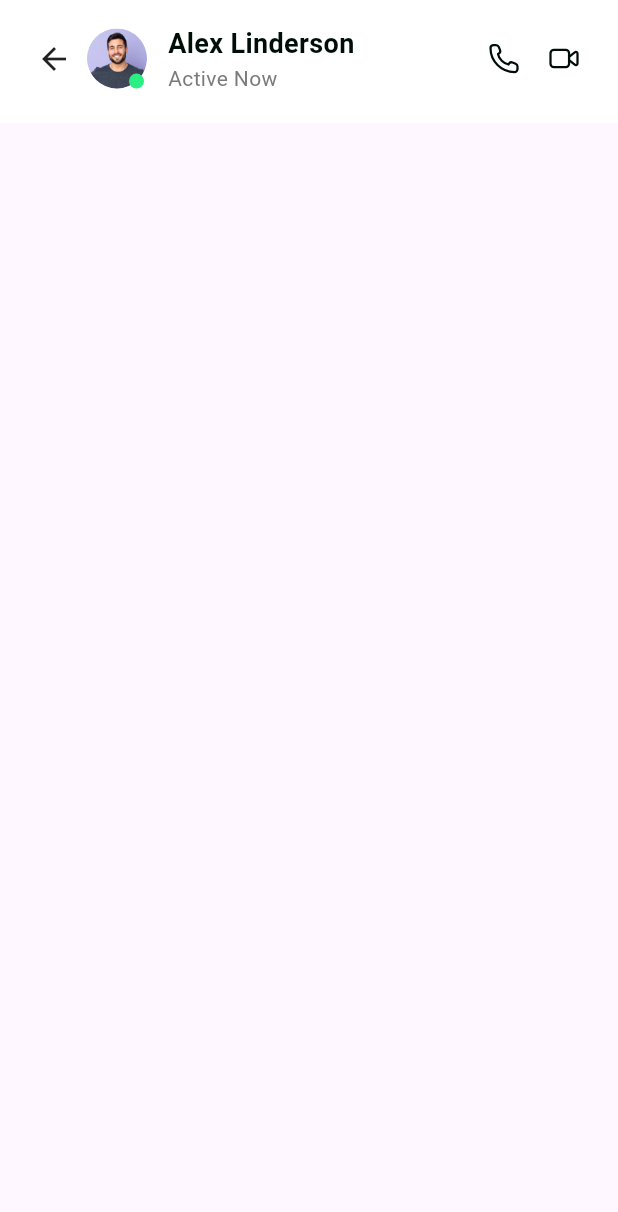
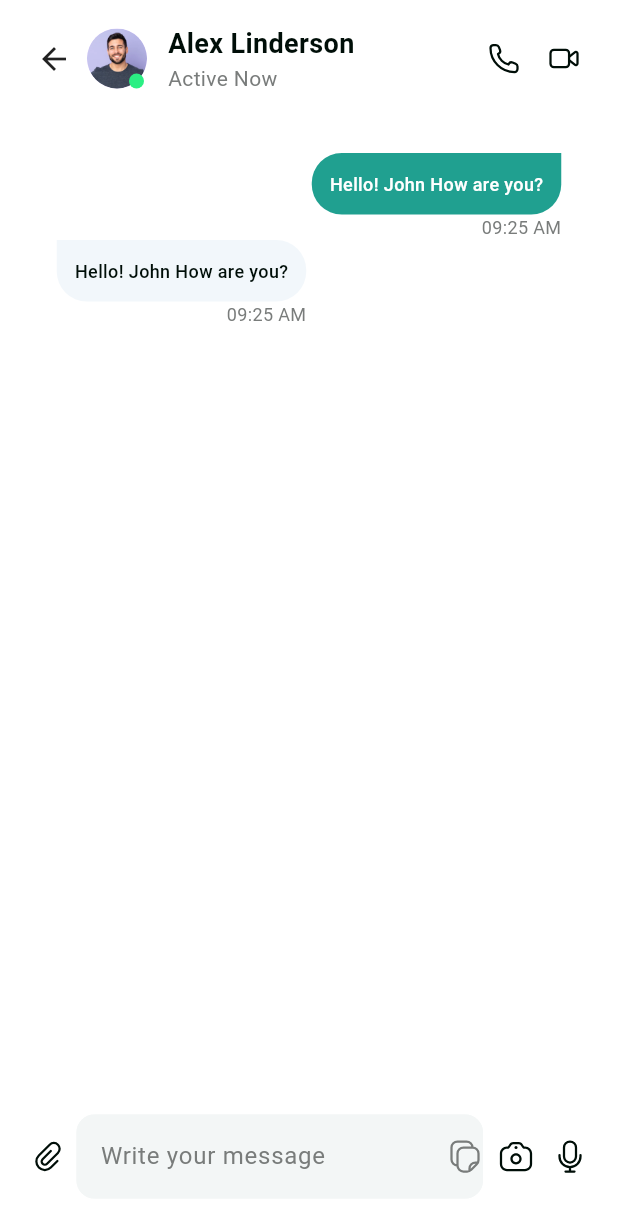
Before and after one commit to Ahmad-code916/chat_app, a Flutter app: the ChatScreen screen opened directly, on a phone screen of 412 x 824 dp. Shown: the top 1212 px of the screen. Run offline on Flutter 3.47's test engine with Material 3 defaults, Android fonts, the phone set to English and light mode, and no system bars; our stand-ins replace flutter_svg, get; project files that could hold a hidden picture were left out.

Commit message:
Chat Screen

```diff
--- a/lib/screens/chat_screen/chat_screen.dart
+++ b/lib/screens/chat_screen/chat_screen.dart
@@ -1,20 +1,27 @@
 import 'package:flutter/material.dart';
+import 'package:flutter_app/screens/chat_screen/chat_screen_controller.dart';
 import 'package:flutter_app/utilities/app_assets.dart';
 import 'package:flutter_app/utilities/app_colors.dart';
 import 'package:flutter_app/utilities/app_strings.dart';
+import 'package:flutter_app/widgets/message_container_widget.dart';
 import 'package:flutter_svg/flutter_svg.dart';
+import 'package:get/get.dart';
 
 class ChatScreen extends StatelessWidget {
-  const ChatScreen({super.key});
+  ChatScreen({super.key});
+
+  final ChatScreenController controller = Get.put(ChatScreenController());
 
   @override
   Widget build(BuildContext context) {
-    return SafeArea(
-        child: Scaffold(
-      body: Column(
+    return SafeArea(child: Scaffold(
+      body: GetBuilder<ChatScreenController>(builder: (controller) {
+        return Column(
           children: [
             Container(
-            decoration: BoxDecoration(color: AppColors.whiteColor),
+              decoration: BoxDecoration(
+                  color: AppColors.whiteColor,
+                  boxShadow: [BoxShadow(color: AppColors.blackColor)]),
               child: Padding(
                 padding: const EdgeInsets.only(
                     top: 16, left: 24, right: 24, bottom: 20),
@@ -23,11 +30,11 @@ class ChatScreen extends StatelessWidget {
                   children: [
                     Row(
                       children: [
-                      Icon(Icons.arrow_back),
-                      SizedBox(width: 10),
+                        const Icon(Icons.arrow_back),
+                        const SizedBox(width: 10),
                         Stack(
                           children: [
-                          CircleAvatar(
+                            const CircleAvatar(
                               backgroundImage:
                                   ExactAssetImage(AppAssets.boyImage),
                             ),
@@ -44,7 +51,7 @@ class ChatScreen extends StatelessWidget {
                             )
                           ],
                         ),
-                      SizedBox(width: 14),
+                        const SizedBox(width: 14),
                         Column(
                           crossAxisAlignment: CrossAxisAlignment.start,
                           children: [
@@ -72,13 +79,77 @@ class ChatScreen extends StatelessWidget {
                         const SizedBox(width: 16),
                         SvgPicture.asset(AppAssets.videoCallImage)
                       ],
+                    ),
+                  ],
+                ),
+              ),
+            ),
+            Expanded(
+              child: Container(
+                width: double.infinity,
+                color: AppColors.whiteColor,
+                child: SingleChildScrollView(
+                  child: Column(
+                    children: [
+                      SizedBox(height: 20),
+                      MessageContainerWidget(isSender: true),
+                      MessageContainerWidget(isSender: false),
+                    ],
+                  ),
+                ),
+              ),
+            ),
+            Container(
+              decoration: BoxDecoration(
+                  color: AppColors.whiteColor,
+                  boxShadow: [BoxShadow(color: AppColors.lightGreenColor)]),
+              child: Padding(
+                padding: const EdgeInsets.only(
+                    left: 20, right: 20, top: 25, bottom: 25),
+                child: Row(
+                  children: [
+                    SvgPicture.asset(AppAssets.clipImage),
+                    SizedBox(width: 7),
+                    Expanded(
+                      child: TextFormField(
+                        controller: controller.textController,
+                        minLines: 1,
+                        maxLines: null,
+                        decoration: InputDecoration(
+                            suffixIcon: SvgPicture.asset(AppAssets.fileImage),
+                            suffixIconConstraints: const BoxConstraints(),
+                            fillColor: AppColors.greyColorSecond,
+                            filled: true,
+                            enabledBorder: OutlineInputBorder(
+                                borderSide: BorderSide(
+                                    color: AppColors.greyColorSecond),
+                                borderRadius: BorderRadius.circular(12)),
+                            focusedBorder: OutlineInputBorder(
+                                borderSide: BorderSide(
+                                    color: AppColors.greyColorSecond),
+                                borderRadius: BorderRadius.circular(12)),
+                            hintText: 'Write your message',
+                            hintStyle: TextStyle(color: AppColors.greyColor)),
+                        onTapOutside: (event) {
+                          FocusScope.of(context).unfocus();
+                        },
+                      ),
+                    ),
+                    const SizedBox(width: 10),
+                    Row(
+                      children: [
+                        SvgPicture.asset(AppAssets.cameraImage),
+                        const SizedBox(width: 12),
+                        SvgPicture.asset(AppAssets.microphoneImage),
+                      ],
                     )
                   ],
                 ),
               ),
             )
           ],
-      ),
+        );
+      }),
     ));
   }
 }
--- a/lib/screens/chat_screen/chat_screen_controller.dart
+++ b/lib/screens/chat_screen/chat_screen_controller.dart
@@ -0,0 +1,6 @@
+import 'package:flutter/cupertino.dart';
+import 'package:get/get.dart';
+
+class ChatScreenController extends GetxController {
+  final TextEditingController textController = TextEditingController();
+}
--- a/lib/utilities/app_assets.dart
+++ b/lib/utilities/app_assets.dart
@@ -15,4 +15,8 @@ class AppAssets {
   static const String settingsImage = 'assets/images/settings_image.svg';
   static const String voiceCallImage = 'assets/images/voice_call.svg';
   static const String videoCallImage = 'assets/images/video_call.svg';
+  static const String clipImage = 'assets/images/clip_image.svg';
+  static const String fileImage = 'assets/images/files_image.svg';
+  static const String cameraImage = 'assets/images/camera_image.svg';
+  static const String microphoneImage = 'assets/images/microphone_image.svg';
 }
--- a/lib/utilities/app_colors.dart
+++ b/lib/utilities/app_colors.dart
@@ -9,4 +9,7 @@ class AppColors {
   static Color lightGreyColor = const Color(0xffCDD1D0);
   static Color redColor = const Color(0xffF04A4C);
   static Color lightGreenColor = const Color(0xffF2BEF83);
+  static Color lightGreenColorTwo = const Color(0xffF20A090);
+  static Color lightGreenColorThree = const Color(0xffF2F7FB);
+  static Color greyColorSecond = const Color(0xffF3F6F6);
 }
--- /dev/null
+++ b/lib/widgets/message_container_widget.dart
@@ -0,0 +1,47 @@
+import 'package:flutter/material.dart';
+import 'package:flutter_app/utilities/app_colors.dart';
+
+class MessageContainerWidget extends StatelessWidget {
+  const MessageContainerWidget({super.key, required this.isSender});
+
+  final bool isSender;
+
+  @override
+  Widget build(BuildContext context) {
+    return Padding(
+      padding: isSender
+          ? const EdgeInsets.only(left: 170)
+          : const EdgeInsets.only(right: 170),
+      child: Column(
+        crossAxisAlignment: CrossAxisAlignment.end,
+        children: [
+          Container(
+            padding: const EdgeInsets.all(12),
+            decoration: BoxDecoration(
+              color: isSender
+                  ? AppColors.lightGreenColorTwo
+                  : AppColors.lightGreenColorThree,
+              borderRadius: BorderRadius.only(
+                topLeft: isSender ? Radius.circular(20) : Radius.circular(0),
+                topRight: isSender ? Radius.circular(0) : Radius.circular(20),
+                bottomLeft: Radius.circular(20),
+                bottomRight: Radius.circular(20),
+              ),
+            ),
+            child: Text(
+              'Hello! John How are you?',
+              style: TextStyle(
+                  color: isSender ? AppColors.whiteColor : AppColors.blackColor,
+                  fontSize: 12,
+                  fontWeight: FontWeight.w500),
+            ),
+          ),
+          Text(
+            '09:25 AM',
+            style: TextStyle(color: AppColors.greyColor, fontSize: 12),
+          )
+        ],
+      ),
+    );
+  }
+}
```
Also changed, not shown: assets/images/camera_image.svg (added), assets/images/clip_image.svg (added), assets/images/files_image.svg (added), assets/images/microphone_image.svg (added). Lines whose indentation alone changed are shown as unchanged.
